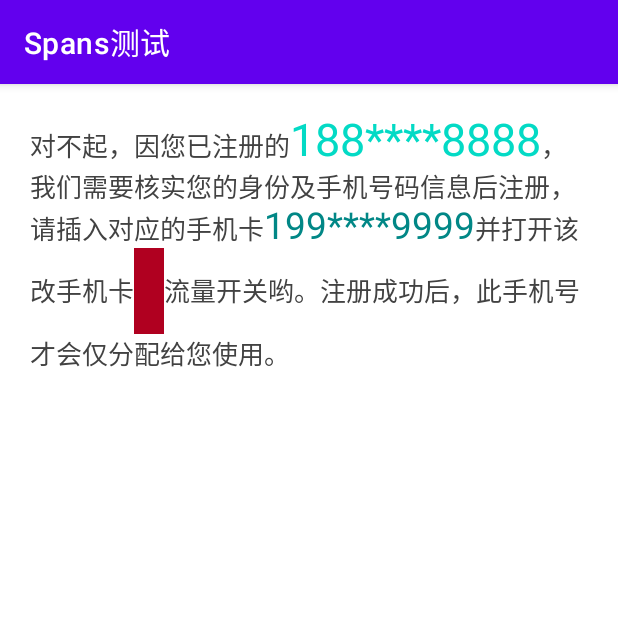
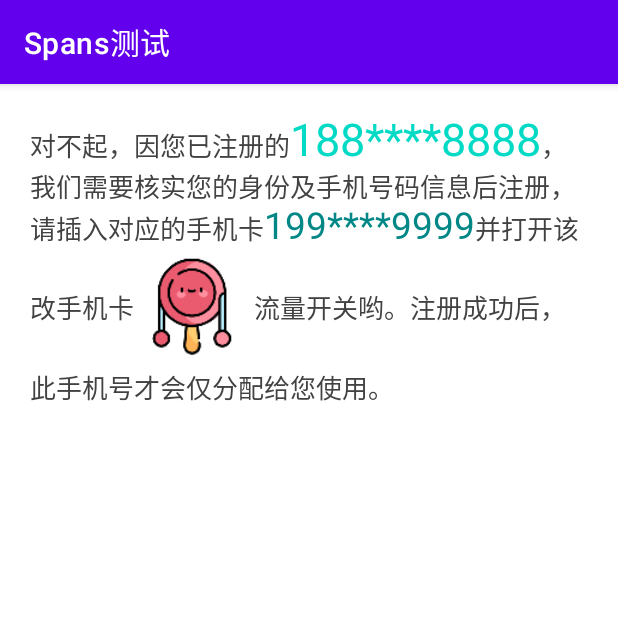
Before and after one commit to chentao7v/Spans, an Android app: the screen it shows after launch (PlaceholderActivity), after a tap on "占位符的形式", on a phone screen of 412 x 824 dp, the top half of it. Run offline under Robolectric (Android 15) with nearby library versions, the phone set to English and light mode, and no system bars; pictures from the network do not load.

```diff
--- a/app/build.gradle
+++ b/app/build.gradle
@@ -33,6 +33,7 @@ android {
 dependencies {
   implementation 'androidx.appcompat:appcompat:1.2.0'
   implementation 'com.google.android.material:material:1.3.0'
+  implementation 'com.github.bumptech.glide:glide:4.11.0'
 
   implementation project(":library")
 }
--- a/app/src/main/AndroidManifest.xml
+++ b/app/src/main/AndroidManifest.xml
@@ -1,6 +1,8 @@
 <?xml version="1.0" encoding="utf-8"?>
 <manifest xmlns:android="http://schemas.android.com/apk/res/android"
     xmlns:tools="http://schemas.android.com/tools">
+
+    <uses-permission android:name="android.permission.INTERNET" />
 
     <application
         android:allowBackup="true"
--- a/app/src/main/java/me/chentao/span/MainActivity.kt
+++ b/app/src/main/java/me/chentao/span/MainActivity.kt
@@ -3,12 +3,16 @@ package me.chentao.span
 import android.content.Context
 import android.os.Bundle
 import android.view.View
+import android.widget.ImageView
 import androidx.appcompat.app.AppCompatActivity
+import com.bumptech.glide.Glide
 import me.chentao.span.simple.IndexerActivity
 import me.chentao.span.simple.PipelineActivity
 import me.chentao.span.simple.PlaceholderActivity
 
 lateinit var appContext: Context
+
+const val IMAGE_URL = "https://img2.baidu.com/it/u=3202947311,1179654885&fm=253&fmt=auto&app=138&f=JPEG?w=800&h=500"
 
 class MainActivity : AppCompatActivity() {
 
@@ -16,6 +20,15 @@ class MainActivity : AppCompatActivity() {
     super.onCreate(savedInstanceState)
     appContext = applicationContext
     setContentView(R.layout.activity_main)
+
+    loadImage()
+  }
+
+  private fun loadImage() {
+    val ivImage = findViewById<ImageView>(R.id.ivImage)
+    Glide.with(ivImage)
+      .load(IMAGE_URL)
+      .into(ivImage)
   }
 
   fun clickPlaceholder(view: View) {
--- a/app/src/main/java/me/chentao/span/simple/PlaceholderActivity.kt
+++ b/app/src/main/java/me/chentao/span/simple/PlaceholderActivity.kt
@@ -48,7 +48,7 @@ class PlaceholderActivity : AppCompatActivity() {
         Log.i(TAG, "click B B !!!")
       }
       .size(25.dp)
-      .image(drawableRes(R.drawable.icon_rect), 20.dp)
+      .image(drawableRes(R.drawable.mini_icon1), 80.dp)
       .inject(tvMsg)
   }
 
--- a/app/src/main/res/layout/activity_main.xml
+++ b/app/src/main/res/layout/activity_main.xml
@@ -37,4 +37,9 @@
         app:layout_constraintStart_toStartOf="parent"
         app:layout_constraintTop_toTopOf="parent" />
 
+    <ImageView
+        android:id="@+id/ivImage"
+        android:layout_width="wrap_content"
+        android:layout_height="wrap_content" />
+
 </LinearLayout>
--- a/library/src/main/java/me/chentao/library/span/PlaceholderSpans.java
+++ b/library/src/main/java/me/chentao/library/span/PlaceholderSpans.java
@@ -107,12 +107,12 @@ public final class PlaceholderSpans {
    */
   public PlaceholderSpans image(Drawable drawable, @Px int size) {
     // 添加一个空文本
-    handleHeadPlaceHolder(" ", new SpanIndexer.SizeImageSpan(drawable, size, AlignImageSpan.VERTICAL_ALIGN_CENTER));
+    handleHeadPlaceHolder(" ", new SpanIndexer.AbsoluteSizeImageSpan(drawable, size, AlignImageSpan.VERTICAL_ALIGN_CENTER));
     return this;
   }
 
   public PlaceholderSpans image(Bitmap bitmap, @Px int size) {
-    handleHeadPlaceHolder(" ", new SpanIndexer.SizeImageSpan(bitmap, size, AlignImageSpan.VERTICAL_ALIGN_BASELINE));
+    handleHeadPlaceHolder(" ", new SpanIndexer.AbsoluteSizeImageSpan(bitmap, size, AlignImageSpan.VERTICAL_ALIGN_BASELINE));
     return this;
   }
 
--- a/library/src/main/java/me/chentao/library/span/SpanIndexer.java
+++ b/library/src/main/java/me/chentao/library/span/SpanIndexer.java
@@ -92,19 +92,19 @@ public interface SpanIndexer {
     }
   }
 
-  class SizeImageSpan implements SpanIndexer {
+  class AbsoluteSizeImageSpan implements SpanIndexer {
 
     @NonNull
     private final AlignImageSpan image;
 
     private final int width;
 
-    public SizeImageSpan(@NonNull Bitmap bitmap, int width, @AlignImageSpan.VerticalAlign int verticalAlign) {
+    public AbsoluteSizeImageSpan(@NonNull Bitmap bitmap, int width, @AlignImageSpan.VerticalAlign int verticalAlign) {
       image = new AlignImageSpan(bitmap, verticalAlign);
       this.width = width;
     }
 
-    public SizeImageSpan(@NonNull Drawable drawable, int width, @AlignImageSpan.VerticalAlign int verticalAlign) {
+    public AbsoluteSizeImageSpan(@NonNull Drawable drawable, int width, @AlignImageSpan.VerticalAlign int verticalAlign) {
       image = new AlignImageSpan(drawable, verticalAlign);
       this.width = width;
     }
```
